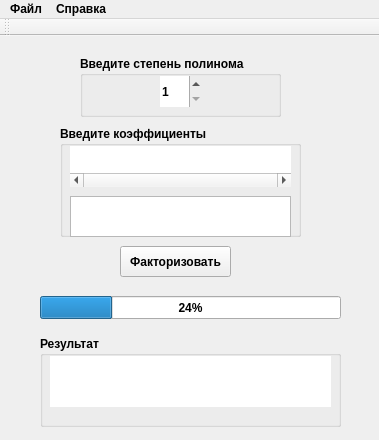
The window that mainwindow.ui (alartum/polynomial) describes before a commit, drawn with Qt 5.
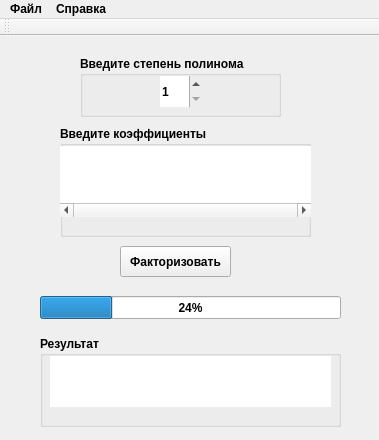
The same window after the commit.

Commit message: Removed unused input area

Patch:
```diff
--- a/mainwindow.ui
+++ b/mainwindow.ui
@@ -51,7 +51,7 @@
      <rect>
       <x>60</x>
       <y>90</y>
-      <width>241</width>
+      <width>251</width>
       <height>111</height>
      </rect>
     </property>
@@ -61,10 +61,10 @@
     <widget class="QTableWidget" name="Coef">
      <property name="geometry">
       <rect>
-       <x>10</x>
+       <x>0</x>
        <y>20</y>
-       <width>221</width>
-       <height>41</height>
+       <width>251</width>
+       <height>71</height>
       </rect>
      </property>
      <property name="sizePolicy">
@@ -140,16 +140,6 @@
      <column/>
      <column/>
     </widget>
-    <widget class="QPlainTextEdit" name="PolyInput">
-     <property name="geometry">
-      <rect>
-       <x>10</x>
-       <y>70</y>
-       <width>221</width>
-       <height>41</height>
-      </rect>
-     </property>
-    </widget>
    </widget>
    <widget class="QGroupBox" name="groupBox_3">
     <property name="geometry">
```
The commit also changes 2 other files.
